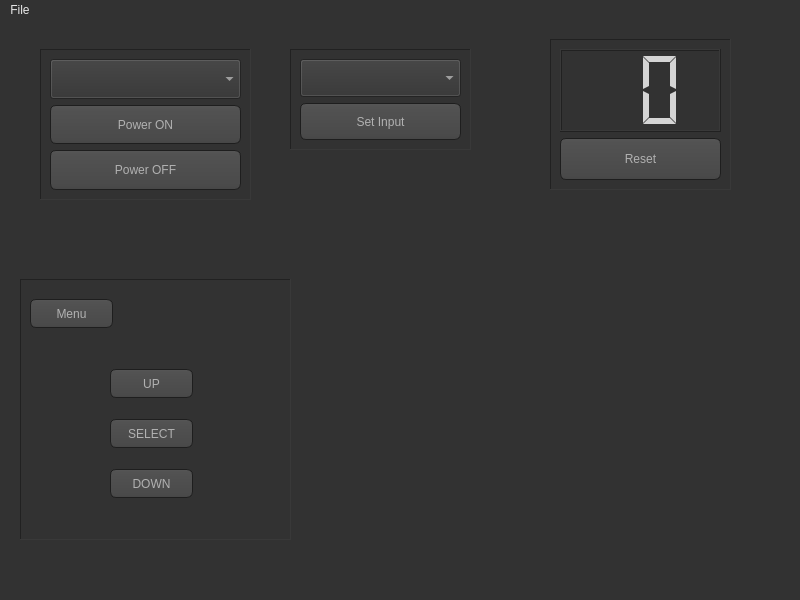
NSklenicka/PT-F200U, file mainwindow.ui: the form before one commit.
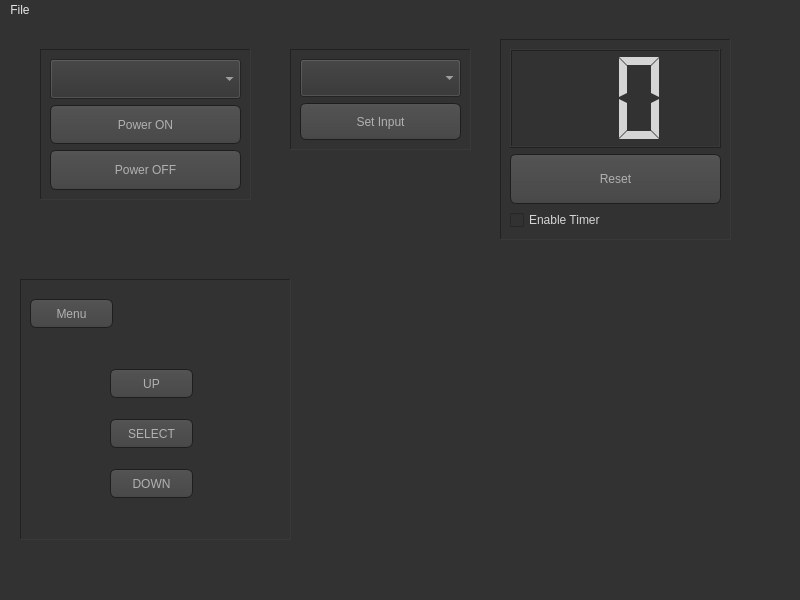
The form after the commit.

Commit message: timer checkbox if (data == "\x03")//end transmission

Diff of the .ui file:
```diff
--- a/mainwindow.ui
+++ b/mainwindow.ui
@@ -469,10 +469,10 @@
    <widget class="QFrame" name="frame_4">
     <property name="geometry">
      <rect>
-      <x>550</x>
+      <x>500</x>
       <y>20</y>
-      <width>181</width>
-      <height>151</height>
+      <width>231</width>
+      <height>201</height>
      </rect>
     </property>
     <property name="frameShape">
@@ -517,6 +517,13 @@
        </property>
       </widget>
      </item>
+     <item>
+      <widget class="QCheckBox" name="checkBoxTimerEnable">
+       <property name="text">
+        <string>Enable Timer</string>
+       </property>
+      </widget>
+     </item>
     </layout>
    </widget>
   </widget>
```
The commit also changes 4 other files.
